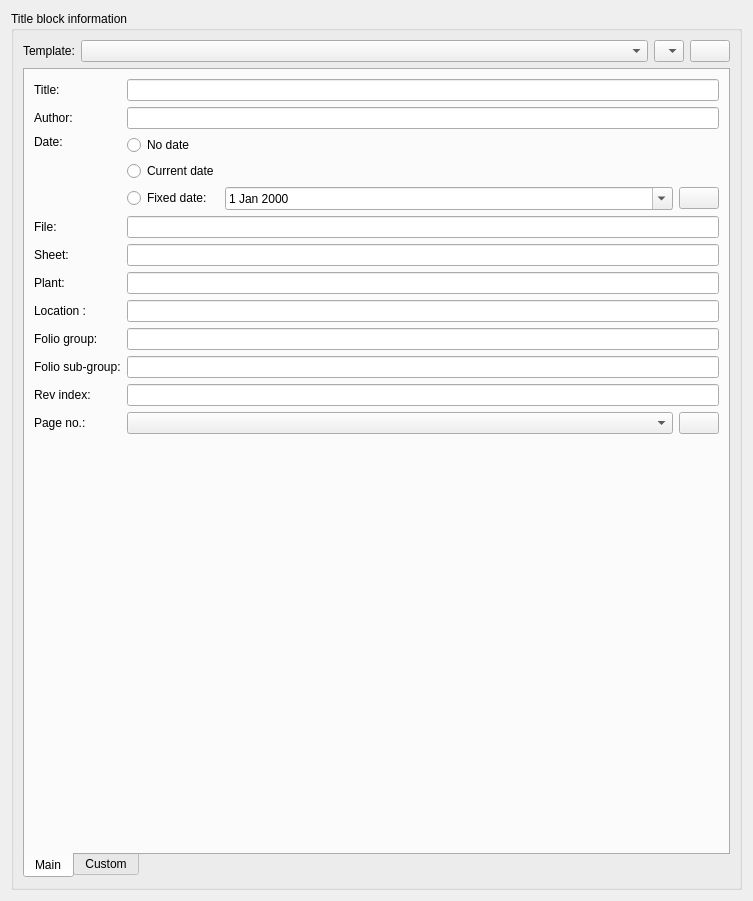
Qt form sources/ui/titleblockpropertieswidget.ui (qelectrotech/qelectrotech-source-mirror) before a commit.
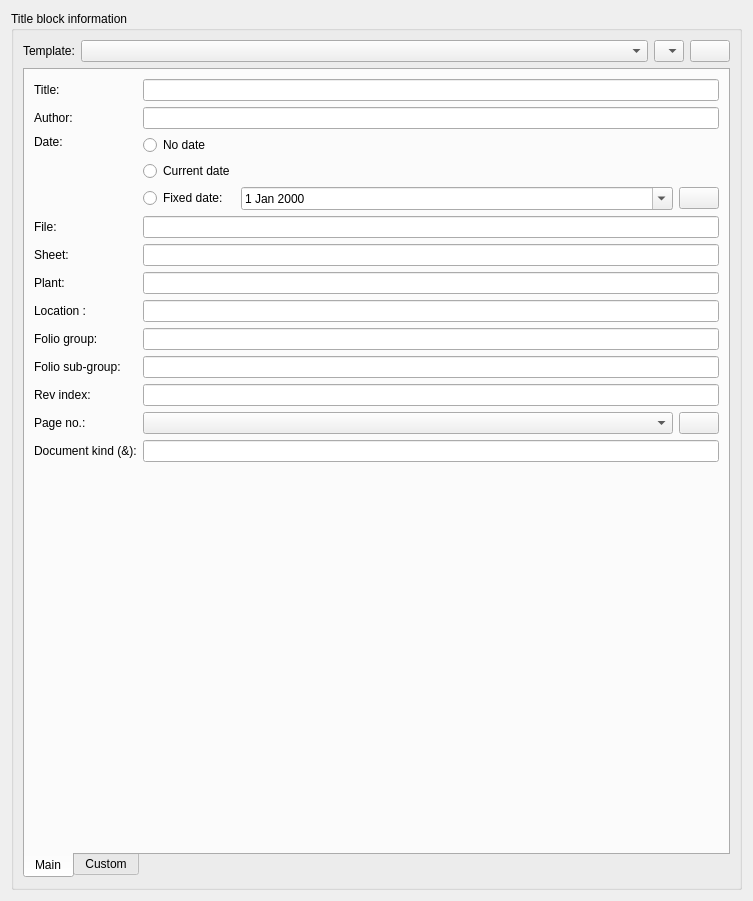
The same form after that commit. Icons and pictures are not drawn.

Commit message: Add a folio's document kind (IEC 61355)

Diff of the .ui file:
```diff
--- a/sources/ui/titleblockpropertieswidget.ui
+++ b/sources/ui/titleblockpropertieswidget.ui
@@ -248,6 +248,20 @@
               </property>
              </widget>
             </item>
+            <item row="13" column="1">
+             <widget class="QLabel" name="m_document_kind_label">
+              <property name="text">
+               <string>Document kind (&amp;):</string>
+              </property>
+             </widget>
+            </item>
+            <item row="13" column="3">
+             <widget class="QLineEdit" name="m_document_kind_le">
+              <property name="toolTip">
+               <string>What kind of document this folio is, as an IEC 61355 code. Left empty, none. Available as variable %{document_kind} for title blocks</string>
+              </property>
+             </widget>
+            </item>
             <item row="10" column="1">
              <widget class="QLabel" name="m_folio_subgroup_label">
               <property name="text">
```
Left out of the diff: 1 changed line with no effect on the pictures. The commit also changes 11 other files.
